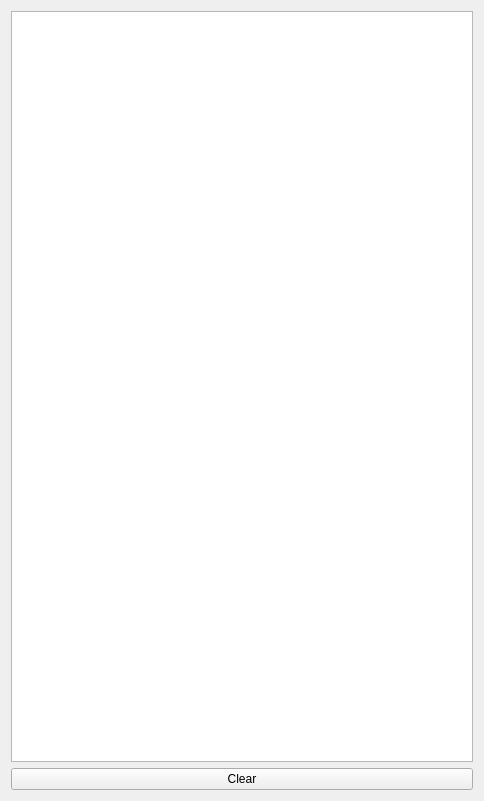
Old version of the form CryostatGUI/configurations/Errors.ui in the repository Cryostat-GUI/Cryostat-GUI.
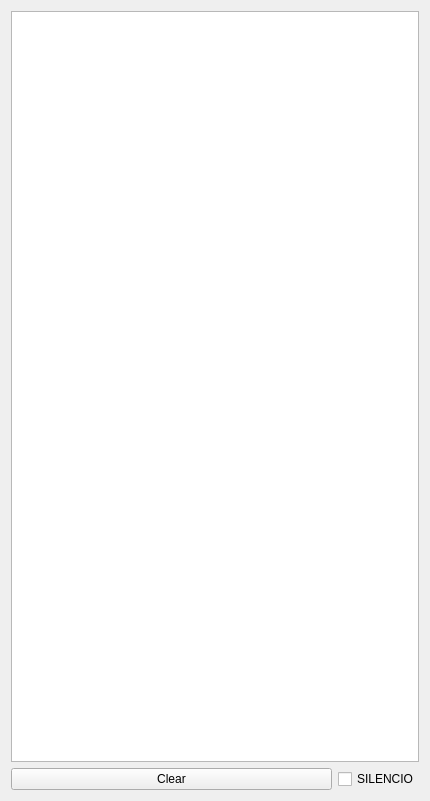
New version of the form.

Commit message: possibility to silence error window

Diff of the .ui file:
```diff
--- a/CryostatGUI/configurations/Errors.ui
+++ b/CryostatGUI/configurations/Errors.ui
@@ -6,24 +6,31 @@
    <rect>
     <x>0</x>
     <y>0</y>
-    <width>484</width>
+    <width>430</width>
     <height>801</height>
    </rect>
   </property>
   <property name="windowTitle">
    <string>Errors</string>
   </property>
-  <layout class="QGridLayout" name="gridLayout">
-   <item row="1" column="0">
-    <widget class="QTextBrowser" name="textErrors"/>
-   </item>
-   <item row="2" column="0">
+  <layout class="QGridLayout" name="gridLayout" columnstretch="1,0">
+   <item row="3" column="0">
     <widget class="QPushButton" name="pushButton">
      <property name="text">
       <string>Clear</string>
      </property>
     </widget>
    </item>
+   <item row="3" column="1">
+    <widget class="QCheckBox" name="checkSilence">
+     <property name="text">
+      <string>SILENCIO</string>
+     </property>
+    </widget>
+   </item>
+   <item row="1" column="0" colspan="2">
+    <widget class="QTextBrowser" name="textErrors"/>
+   </item>
   </layout>
  </widget>
  <resources/>
```
The commit also changes 1 other file.
